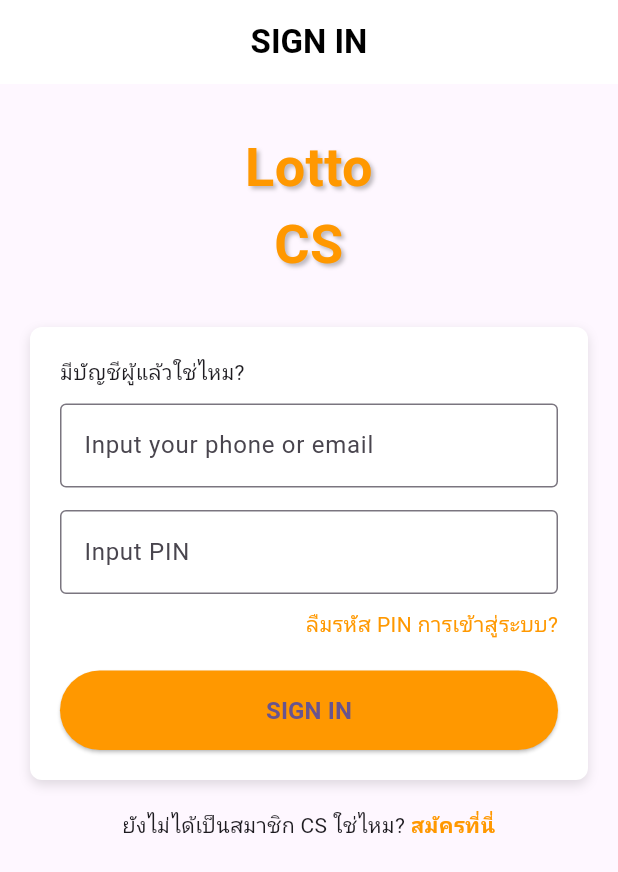
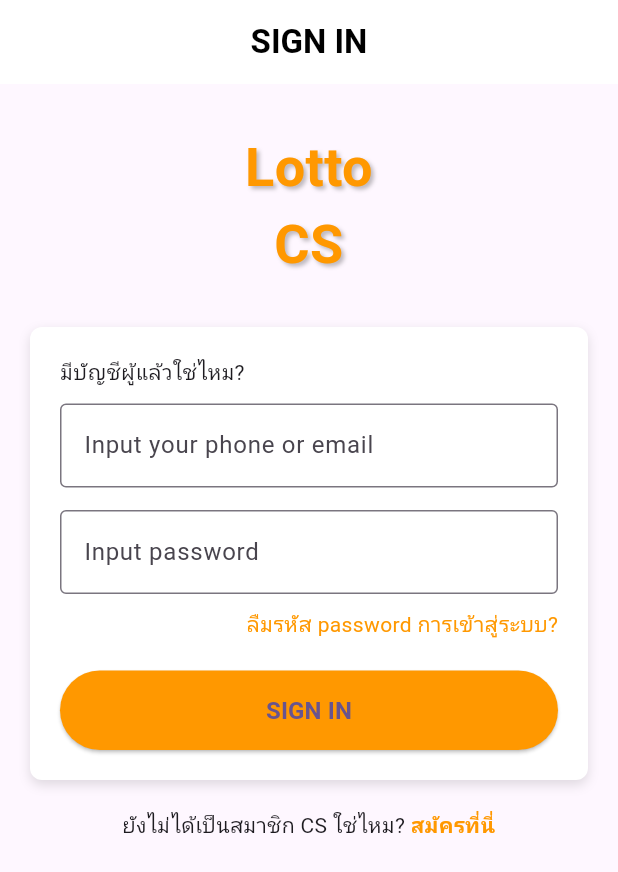
Before and after one commit to Kanomlay/Mobile_app_lotto, a Flutter app: the screen it shows after launch, on a phone screen of 412 x 824 dp. Shown: the top 872 px of the screen. Run offline on Flutter 3.47's test engine with Material 3 defaults, Android fonts, the phone set to English and light mode, and no system bars; Roboto replaces fonts that are missing (VampiroOne).

Commit message:
เปลี่ยน pin เป็น password

```diff
--- a/flutter_application_1/lib/pages/login.dart
+++ b/flutter_application_1/lib/pages/login.dart
@@ -81,7 +81,7 @@ class loginpages extends StatelessWidget {
                     controller: pinController,
                     obscureText: true,
                     decoration: const InputDecoration(
-                      hintText: "Input PIN",
+                      hintText: "Input password",
                       border: OutlineInputBorder(),
                     ),
                   ),
@@ -92,7 +92,7 @@ class loginpages extends StatelessWidget {
                     child: GestureDetector(
                       onTap: () {},
                       child: const Text(
-                        "ลืมรหัส PIN การเข้าสู่ระบบ?",
+                        "ลืมรหัส password การเข้าสู่ระบบ?",
                         style: TextStyle(color: Colors.orange),
                       ),
                     ),
@@ -218,5 +218,5 @@ UserType login(String phoneOrEmail, String pin) {
     return UserType.admin;
   }
 
-  return UserType.invalid; // login ไม่ถูกต้อง
+  return UserType.invalid;
 }
```
